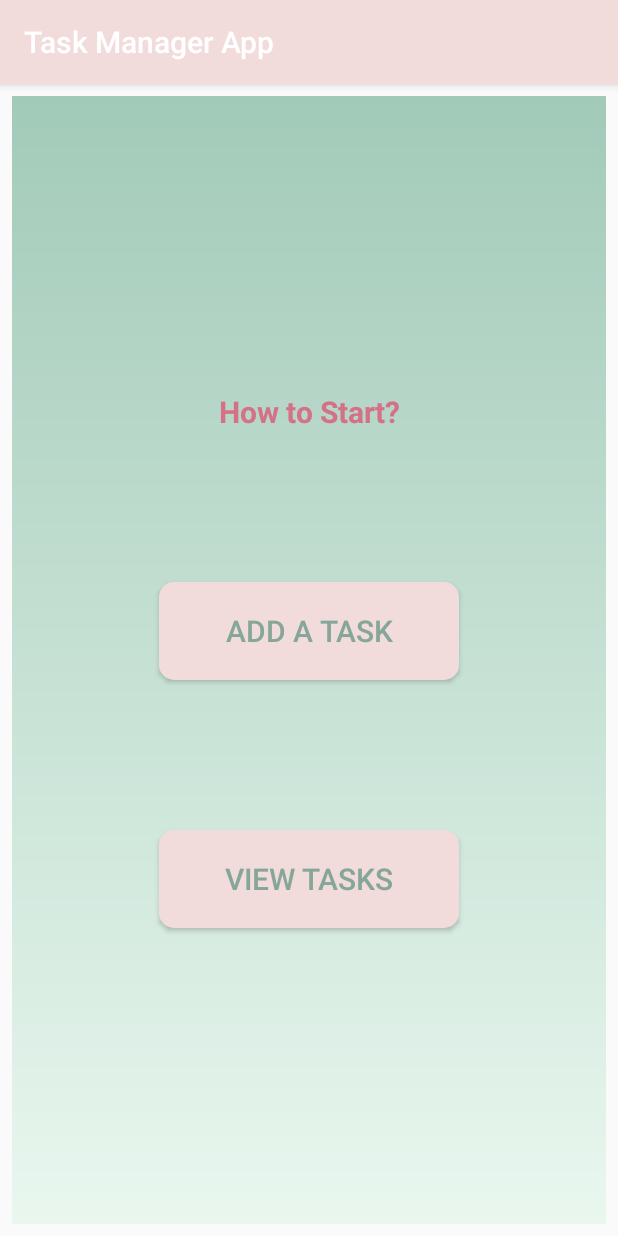
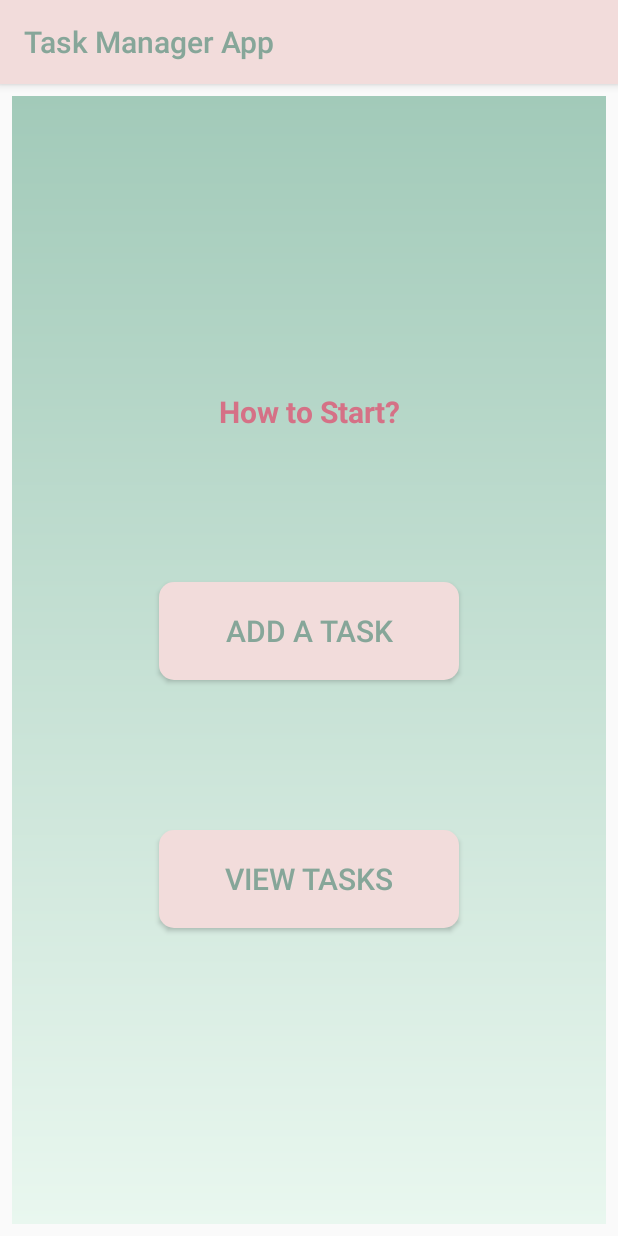
Before and after one commit to wjdan-sh/Task-Timer-App, an Android app: the screen it shows after launch (MainActivity), on a phone screen of 412 x 824 dp. Run offline under Robolectric (Android 15) with nearby library versions, the phone set to English and light mode, and no system bars.

Commit message:
Update themes.xml

```diff
--- a/app/src/main/res/values/themes.xml
+++ b/app/src/main/res/values/themes.xml
@@ -1,10 +1,18 @@
 <resources xmlns:tools="http://schemas.android.com/tools">
     <!-- Base application theme. -->
+
+    <style name="MyTitleTextAppearance" parent="Base.TextAppearance.AppCompat.Widget.ActionBar.Title">
+        <item name="android:textColor">@color/grn</item>
+    </style>
+    <style name="MyActionBar" parent="Widget.AppCompat.ActionBar.Solid">
+        <item name="titleTextStyle">@style/MyTitleTextAppearance</item>
+    </style>
     <style name="Theme.TaskTimerApp" parent="Theme.AppCompat.Light.DarkActionBar">
         <!-- Primary brand color. -->
         <item name="colorPrimary">@color/babyPink</item>
         <item name="colorPrimaryVariant">@color/greenOur</item>
         <item name="colorOnPrimary">@color/grn</item>
+        <item name="actionBarStyle">@style/MyActionBar</item>
         <!-- Secondary brand color. -->
         <item name="colorSecondary">@color/grn</item>
         <item name="colorSecondaryVariant">@color/teal_700</item>
```
